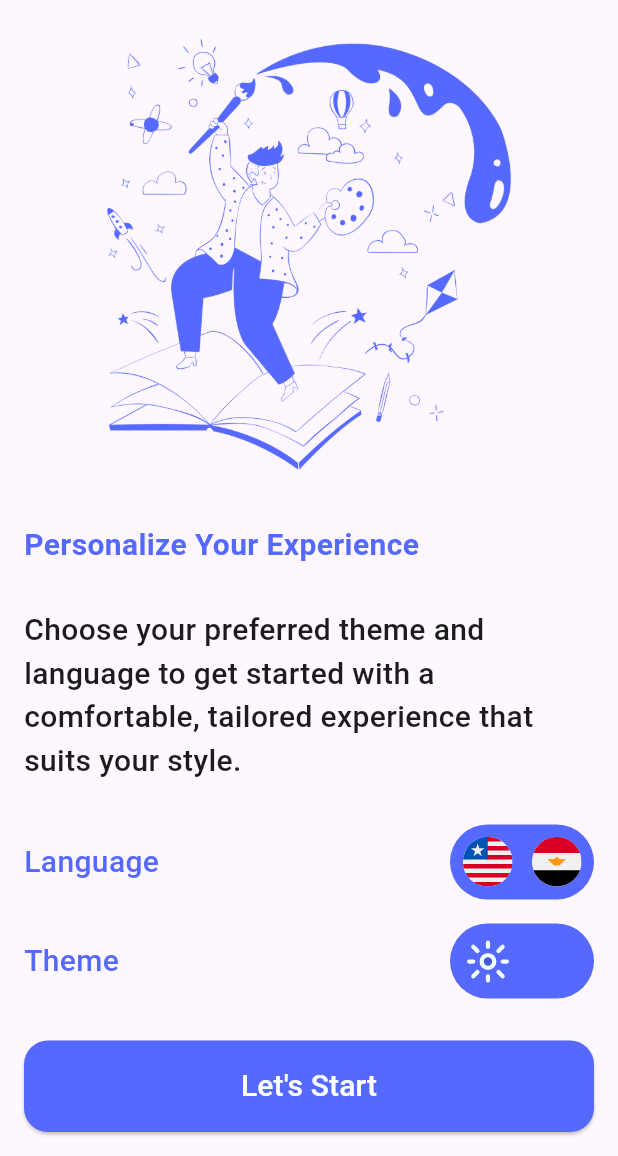
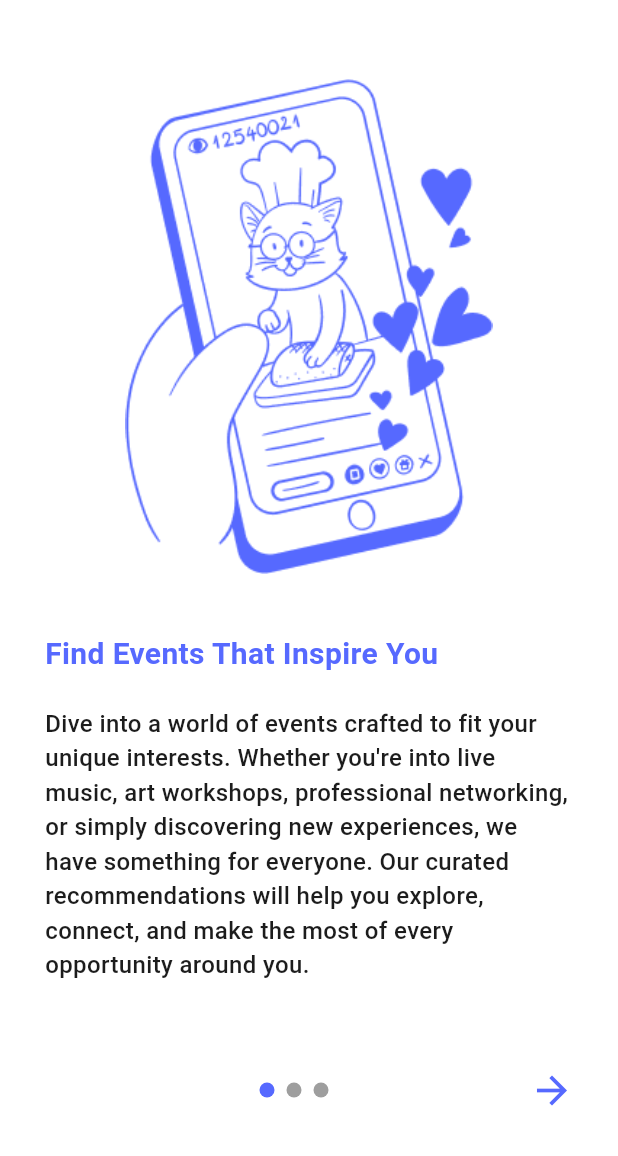
Before and after one commit to Youssef-Mohamed-Khamis/evently, a Flutter app: the screen it shows after launch, on a phone screen of 412 x 824 dp, the part 80-1236 px from its top. Run offline on Flutter 3.47's test engine with Material 3 defaults, Android fonts, the phone set to English and light mode, and no system bars; drawn by our look-alikes of animated_toggle_switch, smooth_page_indicator; our stand-ins replace flutter_animate, flutter_svg.

Commit message:
+ Finish onBoarding Screen

```diff
--- a/lib/core/resources/AssetsManager.dart
+++ b/lib/core/resources/AssetsManager.dart
@@ -13,4 +13,8 @@ abstract final class AssetsManager{
   static const String forgetPass = "assets/images/forgetpass.png";
   static const String female = "assets/images/female.svg";
   static const String male = "assets/images/male.svg";
+  static const String boardOne = "assets/images/board1.png";
+  static const String boardTwo = "assets/images/board2.png";
+  static const String boardThree = "assets/images/board3.png";
+
 }
--- a/lib/core/resources/StringsManager.dart
+++ b/lib/core/resources/StringsManager.dart
@@ -6,4 +6,11 @@ abstract final class StringsManager{
   static const String letsStart = "Let's Start";
   static const String email = "Email";
   static const String password = "Password";
+  static const String boardOneTitle = "Find Events That Inspire You";
+  static const String boardOneDesc = "Dive into a world of events crafted to fit your unique interests. Whether you're into live music, art workshops, professional networking, or simply discovering new experiences, we have something for everyone. Our curated recommendations will help you explore, connect, and make the most of every opportunity around you.";
+  static const String boardTwoTitle = "Effortless Event Planning";
+  static const String boardTwoDesc = "Take the hassle out of organizing events with our all-in-one planning tools. From setting up invites and managing RSVPs to scheduling reminders and coordinating details, we’ve got you covered. Plan with ease and focus on what matters – creating an unforgettable experience for you and your guests.";
+  static const String boardThreeTitle = "Connect with Friends & Share Moments";
+  static const String boardThreeDesc = "Make every event memorable by sharing the experience with others. Our platform lets you invite friends, keep everyone in the loop, and celebrate moments together. Capture and share the excitement with your network, so you can relive the highlights and cherish the memories.";
+
 }
--- a/lib/main.dart
+++ b/lib/main.dart
@@ -1,3 +1,5 @@
+import 'package:evently/ui/home/screen/home_screen.dart';
+import 'package:evently/ui/onBoarding/screen/onBoarding_screen.dart';
 import 'package:evently/ui/splash/screen/splash_screen.dart';
 import 'package:evently/ui/start/screen/start_screen.dart';
 import 'package:flutter/material.dart';
@@ -36,7 +38,9 @@ class MyApp extends StatelessWidget {
       initialRoute: SplashScreen.routeName,
       routes: {
         SplashScreen.routeName:(_)=>SplashScreen(),
+        OnboardingScreen.routeName:(_)=>OnboardingScreen(),
         StartScreen.routeName:(_)=>StartScreen(),
+        HomeScreen.routeName:(_)=>HomeScreen(),
       },
     );
   }
--- /dev/null
+++ b/lib/ui/home/screen/home_screen.dart
@@ -0,0 +1,13 @@
+import 'package:flutter/material.dart';
+
+class HomeScreen extends StatelessWidget {
+  static const String routeName = 'home';
+  const HomeScreen({super.key});
+
+  @override
+  Widget build(BuildContext context) {
+    return Scaffold(
+      body: Center(child: Text("Home Screen")),
+    );
+  }
+}
--- /dev/null
+++ b/lib/ui/onBoarding/screen/onBoarding_screen.dart
@@ -0,0 +1,132 @@
+import 'package:evently/core/resources/ColorManager.dart';
+import 'package:flutter/material.dart';
+import 'package:smooth_page_indicator/smooth_page_indicator.dart';
+import '../../../core/resources/AssetsManager.dart';
+import '../../../core/resources/StringsManager.dart';
+import '../../start/screen/start_screen.dart';
+import '../widget/onboard_page.dart';
+
+class OnboardingScreen extends StatefulWidget {
+  static const String routeName = 'onboarding';
+
+  const OnboardingScreen({super.key});
+
+  @override
+  State<OnboardingScreen> createState() => _OnboardingScreenState();
+}
+
+class _OnboardingScreenState extends State<OnboardingScreen> {
+  final PageController _controller = PageController();
+  int currentIndex = 0;
+
+  @override
+  Widget build(BuildContext context) {
+    bool isLastPage = currentIndex == 2;
+    bool isFirstPage = currentIndex == 0;
+
+    return Scaffold(
+      appBar: AppBar(
+        backgroundColor: Colors.transparent,
+        centerTitle: true,
+        title: Image.asset(
+          AssetsManager.logoBar,
+          height: 50,
+          fit: BoxFit.fitHeight,
+        ),
+      ),
+      backgroundColor: Colors.white,
+      body: Stack(
+        children: [
+          Padding(
+            padding: const EdgeInsets.only(top: 50),
+            child: PageView(
+              controller: _controller,
+              onPageChanged: (index) {
+                setState(() => currentIndex = index);
+              },
+              children: [
+                OnboardPage(
+                  image: AssetsManager.boardOne,
+                  title: StringsManager.boardOneTitle,
+                  description: StringsManager.boardOneDesc,
+                ),
+                OnboardPage(
+                  image: AssetsManager.boardTwo,
+                  title: StringsManager.boardTwoTitle,
+                  description: StringsManager.boardTwoDesc,
+                ),
+                OnboardPage(
+                  image: AssetsManager.boardThree,
+                  title: StringsManager.boardThreeTitle,
+                  description: StringsManager.boardThreeDesc,
+                ),
+              ],
+            ),
+          ),
+
+          SizedBox(height: 48),
+
+          Positioned(
+            bottom: 20,
+            left: 0,
+            right: 0,
+            child: Row(
+              mainAxisAlignment: MainAxisAlignment.spaceBetween,
+              crossAxisAlignment: CrossAxisAlignment.center,
+              children: [
+                if (!isFirstPage)
+                  Padding(
+                    padding:  EdgeInsets.only(left: 20),
+                    child: IconButton(
+                      icon: Icon(Icons.arrow_back),
+                      color: ColorManager.primaryColor,
+                      iconSize: 30,
+                      onPressed: () {
+                        _controller.previousPage(
+                          duration: Duration(milliseconds: 500),
+                          curve: Curves.ease,
+                        );
+                      },
+                    ),
+                  )
+                else
+                   SizedBox(width: 48),
+
+                SmoothPageIndicator(
+                  controller: _controller,
+                  count: 3,
+                  effect: WormEffect(
+                    activeDotColor: ColorManager.primaryColor,
+                    dotHeight: 10,
+                    dotWidth: 10,
+                  ),
+                ),
+
+                Padding(
+                  padding: const EdgeInsets.only(right: 20),
+                  child: IconButton(
+                    icon: Icon(
+                        Icons.arrow_forward,
+                    ),
+                    color: ColorManager.primaryColor,
+                    iconSize: 30,
+                    onPressed: () {
+                      if (isLastPage) {
+                        Navigator.pushReplacementNamed(context, StartScreen.routeName);
+                      } else {
+                        _controller.nextPage(
+                          duration: Duration(milliseconds: 500),
+                          curve: Curves.ease,
+                        );
+                      }
+                    },
+                  ),
+                ),
+              ],
+            ),
+          ),
+        ],
+      ),
+    );
+  }
+}
--- /dev/null
+++ b/lib/ui/onBoarding/widget/onboard_page.dart
@@ -0,0 +1,64 @@
+import 'package:evently/core/resources/ColorManager.dart';
+import 'package:flutter/material.dart';
+
+class OnboardPage extends StatelessWidget {
+  final String image;
+  final String title;
+  final String description;
+
+   OnboardPage({
+    super.key,
+    required this.image,
+    required this.title,
+    required this.description,
+  });
+
+  @override
+  Widget build(BuildContext context) {
+    return Padding(
+      padding:  EdgeInsets.symmetric(horizontal: 30).copyWith(bottom: 80),
+      child: Column(
+        crossAxisAlignment: CrossAxisAlignment.start,
+        children: [
+          Expanded(
+            flex: 3,
+            child: Center(
+              child: Image.asset(
+                image,
+                fit: BoxFit.fitHeight,
+                height: 350,
+              ),
+            ),
+          ),
+
+           SizedBox(height: 39),
+
+          Text(
+            title,
+            textAlign: TextAlign.start,
+            style: TextStyle(
+              fontSize: 20,
+              color: ColorManager.primaryColor,
+              fontWeight: FontWeight.bold,
+            ),
+          ),
+
+           SizedBox(height: 20),
+
+          Expanded(
+            flex: 2,
+            child: Text(
+              description,
+              textAlign: TextAlign.start,
+              style: TextStyle(
+                fontSize: 16,
+                color: ColorManager.blackColor,
+                fontWeight: FontWeight.w500,
+              ),
+            ),
+          ),
+        ],
+      ),
+    );
+  }
+}
--- a/lib/ui/splash/screen/splash_screen.dart
+++ b/lib/ui/splash/screen/splash_screen.dart
@@ -3,6 +3,7 @@ import 'package:evently/core/resources/ColorManager.dart';
 import 'package:flutter/material.dart';
 import 'package:flutter_animate/flutter_animate.dart';
 
+import '../../onBoarding/screen/onBoarding_screen.dart';
 import '../../start/screen/start_screen.dart';
 
 class SplashScreen extends StatelessWidget {
@@ -17,7 +18,7 @@ class SplashScreen extends StatelessWidget {
       body: Center(child: Image.asset(AssetsManager.logo))
           .animate(
         onComplete: (controller) {
-          Navigator.pushReplacementNamed(context, StartScreen.routeName);
+          Navigator.pushReplacementNamed(context, OnboardingScreen.routeName);
         },
       )
           .scale(duration: Duration(seconds: 2))
--- a/lib/ui/start/screen/start_screen.dart
+++ b/lib/ui/start/screen/start_screen.dart
@@ -1,4 +1,3 @@
-import 'package:animated_toggle_switch/animated_toggle_switch.dart';
 import 'package:evently/core/resources/ColorManager.dart';
 import 'package:evently/core/resources/StringsManager.dart';
 import 'package:evently/core/reusable_components/CustomButton.dart';
--- a/pubspec.yaml
+++ b/pubspec.yaml
@@ -39,6 +39,7 @@ dependencies:
   flutter_animate: ^4.5.2
   flutter_launcher_icons: ^0.14.4
   toggle_switch: ^2.3.0
+  smooth_page_indicator: ^1.2.1
 
 dev_dependencies:
   flutter_test:
```
Also changed, not shown: assets/images/board1.png (added), assets/images/board2.png (added), assets/images/board3.png (added), pubspec.lock.
